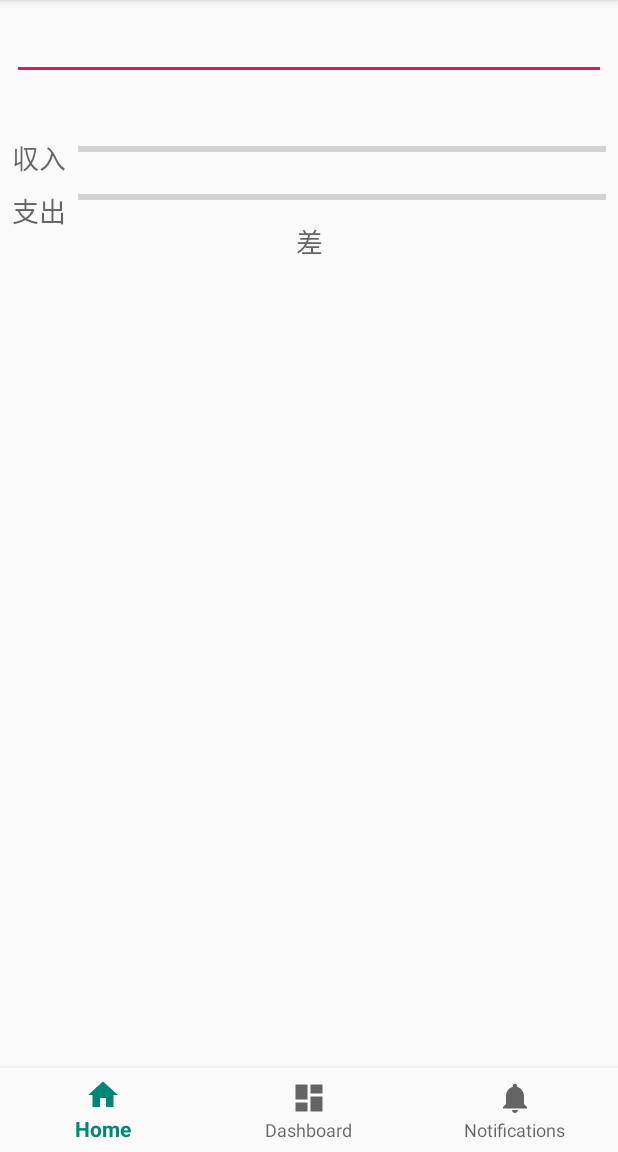
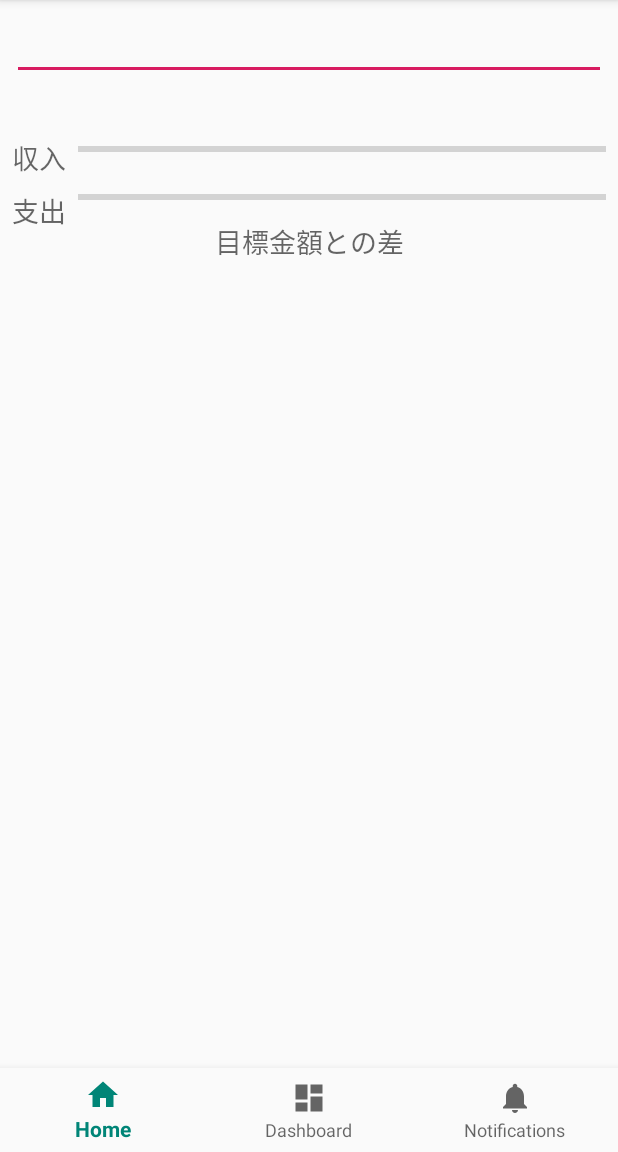
Before and after one commit to zemu-them/HouseholdRecordApplication, an Android app: the screen it shows after launch (MainActivity), on a phone screen of 412 x 824 dp, the part 84-1236 px from its top. Run offline under Robolectric (Android 15) with nearby library versions, the phone set to English and light mode, and no system bars.

Commit message:
👍 文字の変更

```diff
--- a/HouseholdRecordApplication/app/src/main/res/values/strings.xml
+++ b/HouseholdRecordApplication/app/src/main/res/values/strings.xml
@@ -5,5 +5,5 @@
     <string name="title_notifications">Notifications</string>
     <string name="incomeLabelText">収入</string>
     <string name="expenseLabelText">支出</string>
-    <string name="differencePriceLabelText">差</string>
+    <string name="differencePriceLabelText">目標金額との差</string>
 </resources>
```
